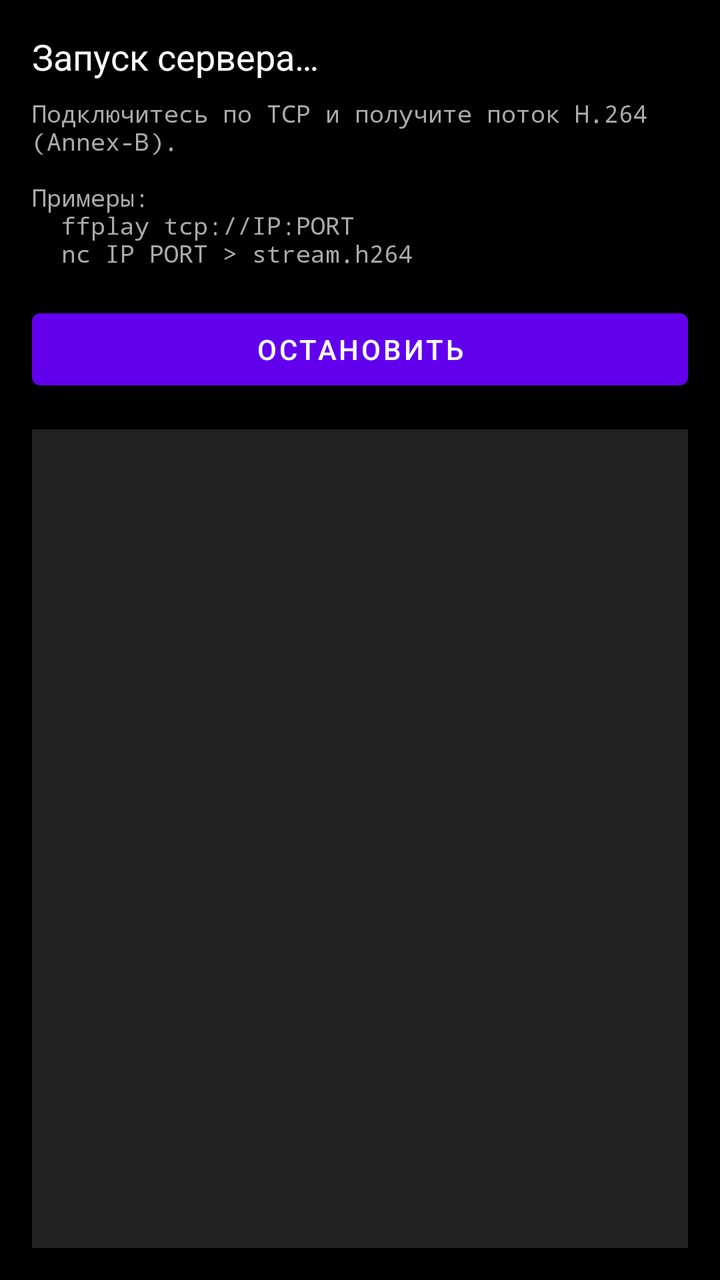
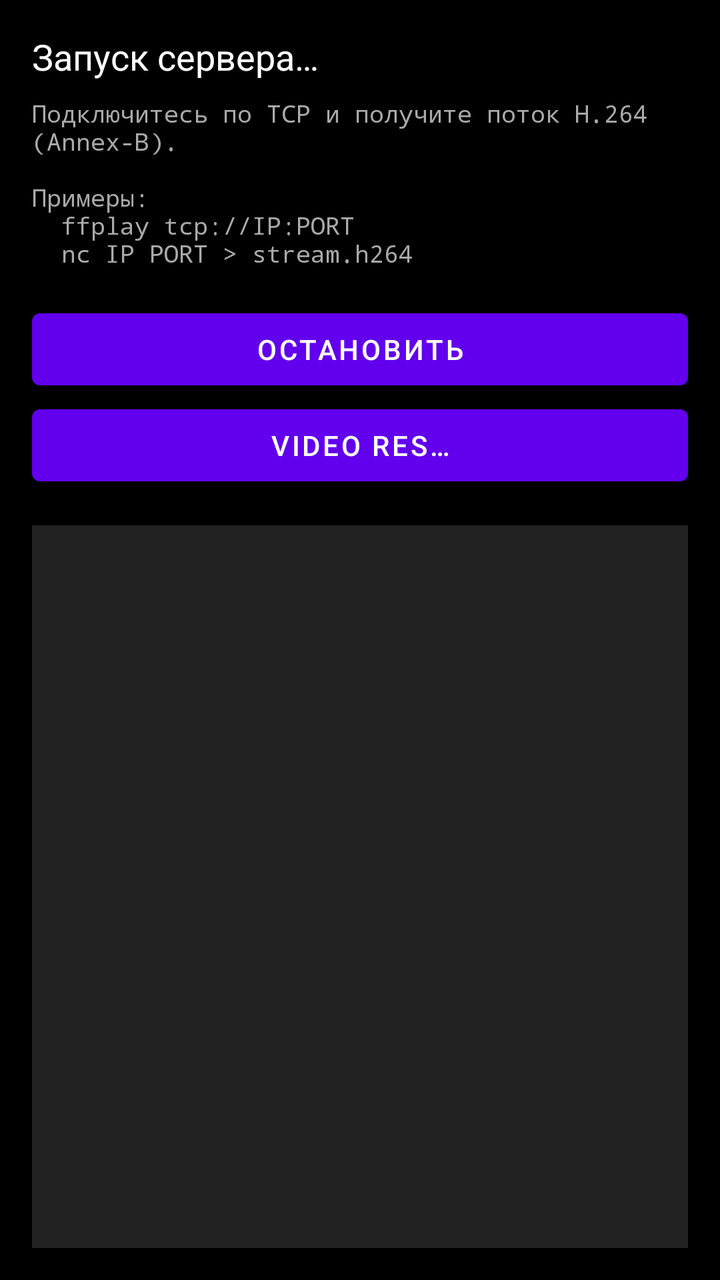

Before-and-after screenshots of an Android layout around one commit, followed by the original layout XML and the change that was made.
<!-- AndroidManifest.xml: application theme Theme.Live360Viewer -->
<!-- res/layout/activity_streamer.xml -->
<?xml version="1.0" encoding="utf-8"?>
<LinearLayout xmlns:android="http://schemas.android.com/apk/res/android"
    android:layout_width="match_parent"
    android:layout_height="match_parent"
    android:orientation="vertical"
    android:padding="16dp"
    android:background="@color/black">

    <TextView
        android:id="@+id/tvStatus"
        android:layout_width="match_parent"
        android:layout_height="wrap_content"
        android:text="Запуск сервера…"
        android:textColor="@color/white"
        android:textSize="18sp"
        android:paddingBottom="8dp"/>

    <TextView
        android:layout_width="match_parent"
        android:layout_height="wrap_content"
        android:text="Подключитесь по TCP и получите поток H.264 (Annex-B).\n\nПримеры:\n  ffplay tcp://IP:PORT\n  nc IP PORT &gt; stream.h264"
        android:textColor="#AAAAAA"
        android:textSize="12sp"
        android:fontFamily="monospace"
        android:paddingBottom="16dp"/>

    <Button
        android:id="@+id/btnStop"
        android:layout_width="match_parent"
        android:layout_height="wrap_content"
        android:text="Остановить"/>

    <ScrollView
        android:layout_width="match_parent"
        android:layout_height="0dp"
        android:layout_weight="1"
        android:layout_marginTop="16dp"
        android:background="#222222">

        <TextView
            android:id="@+id/tvLog"
            android:layout_width="match_parent"
            android:layout_height="wrap_content"
            android:padding="8dp"
            android:fontFamily="monospace"
            android:textColor="#00FF00"
            android:textSize="11sp"/>
    </ScrollView>

</LinearLayout>
<!-- resources referenced by this layout -->
<resources>
  <color name="black">#FF000000</color>
  <color name="white">#FFFFFFFF</color>
  <style name="Theme.Live360Viewer" parent="Theme.MaterialComponents.DayNight.NoActionBar">
          <item name="colorPrimary">@color/purple_500</item>
          <item name="colorPrimaryVariant">@color/purple_700</item>
          <item name="colorOnPrimary">@color/white</item>
          <item name="colorSecondary">@color/teal_200</item>
          <item name="colorSecondaryVariant">@color/teal_700</item>
          <item name="colorOnSecondary">@color/black</item>
          <item name="android:statusBarColor" tools:targetApi="l">?attr/colorPrimaryVariant</item>
      </style>
  <color name="purple_500">#FF6200EE</color>
  <color name="purple_700">#FF3700B3</color>
  <color name="teal_200">#FF03DAC5</color>
  <color name="teal_700">#FF018786</color>
</resources>

<!-- the commit's change to res/layout/activity_streamer.xml (unified diff, before → after) -->
@@ -29,7 +29,11 @@
         android:layout_width="match_parent"
         android:layout_height="wrap_content"
         android:text="Остановить"/>
-
+    <Button
+        android:id="@+id/btnChangeRes"
+        android:layout_width="match_parent"
+        android:layout_height="wrap_content"
+        android:text="Video res…" />
     <ScrollView
         android:layout_width="match_parent"
         android:layout_height="0dp"
